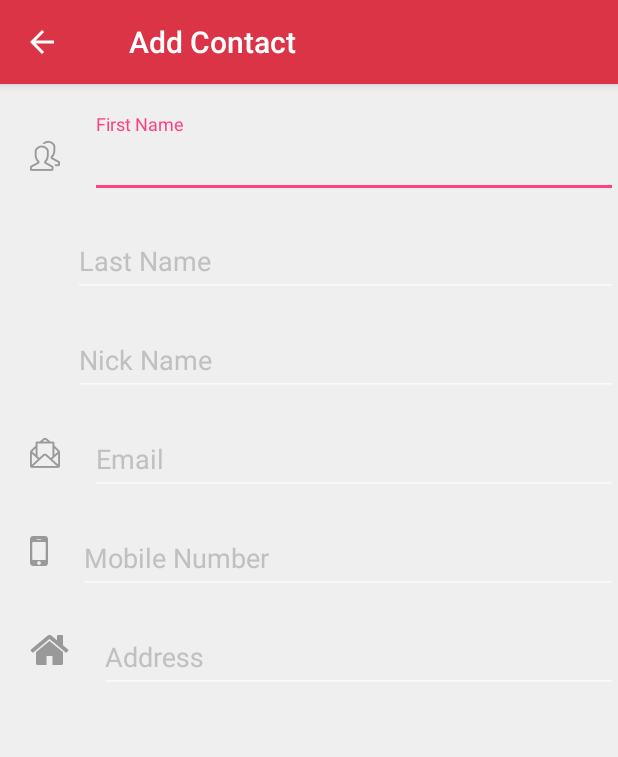
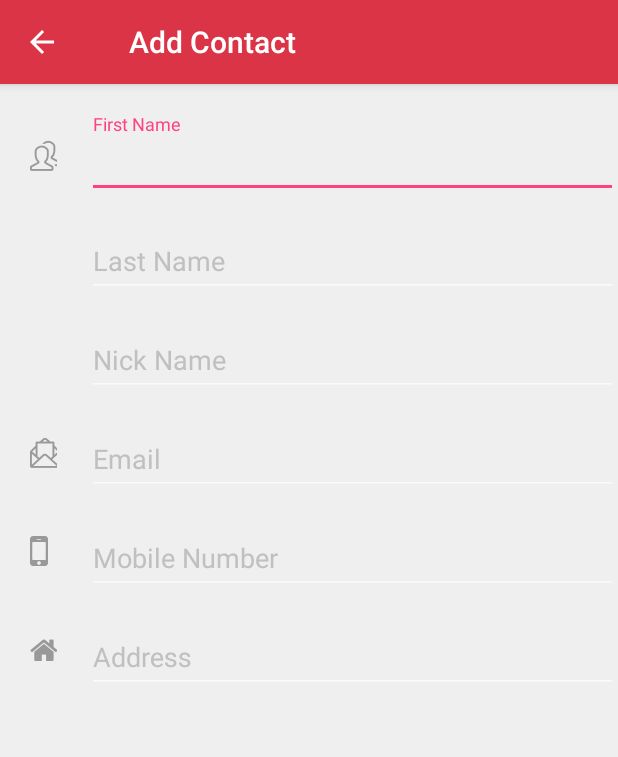
Before and after one commit to meghanashastri/Paymate, an Android app: the screen it shows after launch (MainActivity), on a phone screen of 412 x 824 dp. Shown: the top 757 px of the screen. Run offline under Robolectric (Android 15) with nearby library versions, the phone set to English and light mode, and no system bars.

Commit message:
new changes

```diff
--- a/app/src/main/res/layout/fragment_add_contact_screen_one.xml
+++ b/app/src/main/res/layout/fragment_add_contact_screen_one.xml
@@ -48,27 +48,29 @@
             android:layout_marginStart="@dimen/margin_20dp"
             android:orientation="vertical">
 
-            <RelativeLayout
+            <LinearLayout
                 android:layout_width="match_parent"
                 android:layout_height="wrap_content"
-                android:layout_marginBottom="@dimen/margin_10dp">
+                android:layout_marginBottom="@dimen/margin_10dp"
+                android:orientation="horizontal"
+                android:weightSum="1">
 
                 <TextView
                     android:id="@+id/iconFirstName"
-                    android:layout_width="wrap_content"
+                    android:layout_width="0dp"
                     android:layout_height="wrap_content"
-                    android:layout_centerVertical="true"
+                    android:layout_gravity="center"
+                    android:layout_weight="0.05"
                     android:text="@string/first_name_icon"
                     android:textColor="@color/icon_color"
                     android:textSize="@dimen/font_icon_size" />
 
                 <android.support.design.widget.TextInputLayout
-                    android:layout_width="match_parent"
+                    android:layout_width="0dp"
                     android:layout_height="wrap_content"
                     android:layout_marginLeft="@dimen/margin_20dp"
                     android:layout_marginStart="@dimen/margin_20dp"
-                    android:layout_toEndOf="@id/iconFirstName"
-                    android:layout_toRightOf="@id/iconFirstName"
+                    android:layout_weight="0.95"
                     android:textColorHint="@color/hint_color">
 
                     <EditText
@@ -80,29 +82,31 @@
                         android:textSize="@dimen/text_size" />
                 </android.support.design.widget.TextInputLayout>
 
-            </RelativeLayout>
+            </LinearLayout>
 
-            <RelativeLayout
+            <LinearLayout
                 android:layout_width="match_parent"
                 android:layout_height="wrap_content"
-                android:layout_marginBottom="@dimen/margin_10dp">
+                android:layout_marginBottom="@dimen/margin_10dp"
+                android:orientation="horizontal"
+                android:weightSum="1">
 
                 <TextView
                     android:id="@+id/iconLastName"
-                    android:layout_width="wrap_content"
+                    android:layout_width="0dp"
                     android:layout_height="wrap_content"
-                    android:layout_centerVertical="true"
+                    android:layout_gravity="center"
+                    android:layout_weight="0.05"
                     android:text="@string/first_name_icon"
                     android:textColor="@color/bg_color"
                     android:textSize="@dimen/font_icon_size" />
 
                 <android.support.design.widget.TextInputLayout
-                    android:layout_width="match_parent"
+                    android:layout_width="0dp"
                     android:layout_height="wrap_content"
                     android:layout_marginLeft="@dimen/margin_20dp"
                     android:layout_marginStart="@dimen/margin_20dp"
-                    android:layout_toEndOf="@id/iconLastName"
-                    android:layout_toRightOf="@id/iconLastName"
+                    android:layout_weight="0.95"
                     android:textColorHint="@color/hint_color">
 
                     <EditText
@@ -114,29 +118,31 @@
                         android:textSize="@dimen/text_size" />
                 </android.support.design.widget.TextInputLayout>
 
-            </RelativeLayout>
+            </LinearLayout>
 
-            <RelativeLayout
+            <LinearLayout
                 android:layout_width="match_parent"
                 android:layout_height="wrap_content"
-                android:layout_marginBottom="@dimen/margin_10dp">
+                android:layout_marginBottom="@dimen/margin_10dp"
+                android:orientation="horizontal"
+                android:weightSum="1">
 
                 <TextView
                     android:id="@+id/iconNickName"
-                    android:layout_width="wrap_content"
+                    android:layout_width="0dp"
                     android:layout_height="wrap_content"
-                    android:layout_centerVertical="true"
+                    android:layout_gravity="center"
+                    android:layout_weight="0.05"
                     android:text="@string/first_name_icon"
                     android:textColor="@color/bg_color"
                     android:textSize="@dimen/font_icon_size" />
 
                 <android.support.design.widget.TextInputLayout
-                    android:layout_width="match_parent"
+                    android:layout_width="0dp"
                     android:layout_height="wrap_content"
                     android:layout_marginLeft="@dimen/margin_20dp"
                     android:layout_marginStart="@dimen/margin_20dp"
-                    android:layout_toEndOf="@id/iconNickName"
-                    android:layout_toRightOf="@id/iconNickName"
+                    android:layout_weight="0.95"
                     android:textColorHint="@color/hint_color">
 
                     <EditText
@@ -148,30 +154,32 @@
                         android:textSize="@dimen/text_size" />
                 </android.support.design.widget.TextInputLayout>
 
-            </RelativeLayout>
+            </LinearLayout>
 
 
-            <RelativeLayout
+            <LinearLayout
                 android:layout_width="match_parent"
                 android:layout_height="wrap_content"
-                android:layout_marginBottom="@dimen/margin_10dp">
+                android:layout_marginBottom="@dimen/margin_10dp"
+                android:orientation="horizontal"
+                android:weightSum="1">
 
                 <TextView
                     android:id="@+id/iconEmail"
-                    android:layout_width="wrap_content"
+                    android:layout_width="0dp"
                     android:layout_height="wrap_content"
-                    android:layout_centerVertical="true"
+                    android:layout_gravity="center"
+                    android:layout_weight="0.05"
                     android:text="@string/email_icon"
                     android:textColor="@color/icon_color"
                     android:textSize="@dimen/font_icon_size" />
 
                 <android.support.design.widget.TextInputLayout
-                    android:layout_width="match_parent"
+                    android:layout_width="0dp"
                     android:layout_height="wrap_content"
                     android:layout_marginLeft="@dimen/margin_20dp"
                     android:layout_marginStart="@dimen/margin_20dp"
-                    android:layout_toEndOf="@id/iconEmail"
-                    android:layout_toRightOf="@id/iconEmail"
+                    android:layout_weight="0.95"
                     android:textColorHint="@color/hint_color">
 
                     <EditText
@@ -183,29 +191,31 @@
                         android:textSize="@dimen/text_size" />
                 </android.support.design.widget.TextInputLayout>
 
-            </RelativeLayout>
+            </LinearLayout>
 
-            <RelativeLayout
+            <LinearLayout
                 android:layout_width="match_parent"
                 android:layout_height="wrap_content"
-                android:layout_marginBottom="@dimen/margin_10dp">
+                android:layout_marginBottom="@dimen/margin_10dp"
+                android:orientation="horizontal"
+                android:weightSum="1">
 
                 <TextView
                     android:id="@+id/iconMobileNumber"
-                    android:layout_width="wrap_content"
+                    android:layout_width="0dp"
                     android:layout_height="wrap_content"
-                    android:layout_centerVertical="true"
+                    android:layout_gravity="center"
+                    android:layout_weight="0.05"
                     android:text="@string/mobile_number_icon"
                     android:textColor="@color/icon_color"
                     android:textSize="@dimen/simple_icon_size" />
 
                 <android.support.design.widget.TextInputLayout
-                    android:layout_width="match_parent"
+                    android:layout_width="0dp"
                     android:layout_height="wrap_content"
                     android:layout_marginLeft="@dimen/margin_20dp"
                     android:layout_marginStart="@dimen/margin_20dp"
-                    android:layout_toEndOf="@id/iconMobileNumber"
-                    android:layout_toRightOf="@id/iconMobileNumber"
+                    android:layout_weight="0.95"
                     android:textColorHint="@color/hint_color">
 
                     <EditText
@@ -217,29 +227,31 @@
                         android:textSize="@dimen/text_size" />
                 </android.support.design.widget.TextInputLayout>
 
-            </RelativeLayout>
+            </LinearLayout>
 
-            <RelativeLayout
+            <LinearLayout
                 android:layout_width="match_parent"
                 android:layout_height="wrap_content"
-                android:layout_marginBottom="@dimen/margin_10dp">
+                android:layout_marginBottom="@dimen/margin_10dp"
+                android:orientation="horizontal"
+                android:weightSum="1">
 
                 <TextView
                     android:id="@+id/iconAddress"
-                    android:layout_width="wrap_content"
+                    android:layout_width="0dp"
                     android:layout_height="wrap_content"
-                    android:layout_centerVertical="true"
+                    android:layout_gravity="center"
+                    android:layout_weight="0.05"
                     android:text="@string/address_icon"
                     android:textColor="@color/icon_color"
-                    android:textSize="@dimen/simple_icon_size" />
+                    android:textSize="@dimen/font_icon_size" />
 
                 <android.support.design.widget.TextInputLayout
-                    android:layout_width="match_parent"
+                    android:layout_width="0dp"
                     android:layout_height="wrap_content"
                     android:layout_marginLeft="@dimen/margin_20dp"
                     android:layout_marginStart="@dimen/margin_20dp"
-                    android:layout_toEndOf="@id/iconAddress"
-                    android:layout_toRightOf="@id/iconAddress"
+                    android:layout_weight="0.95"
                     android:textColorHint="@color/hint_color">
 
                     <EditText
@@ -252,7 +264,7 @@
                         android:textSize="@dimen/text_size" />
                 </android.support.design.widget.TextInputLayout>
 
-            </RelativeLayout>
+            </LinearLayout>
 
 
         </LinearLayout>
```
